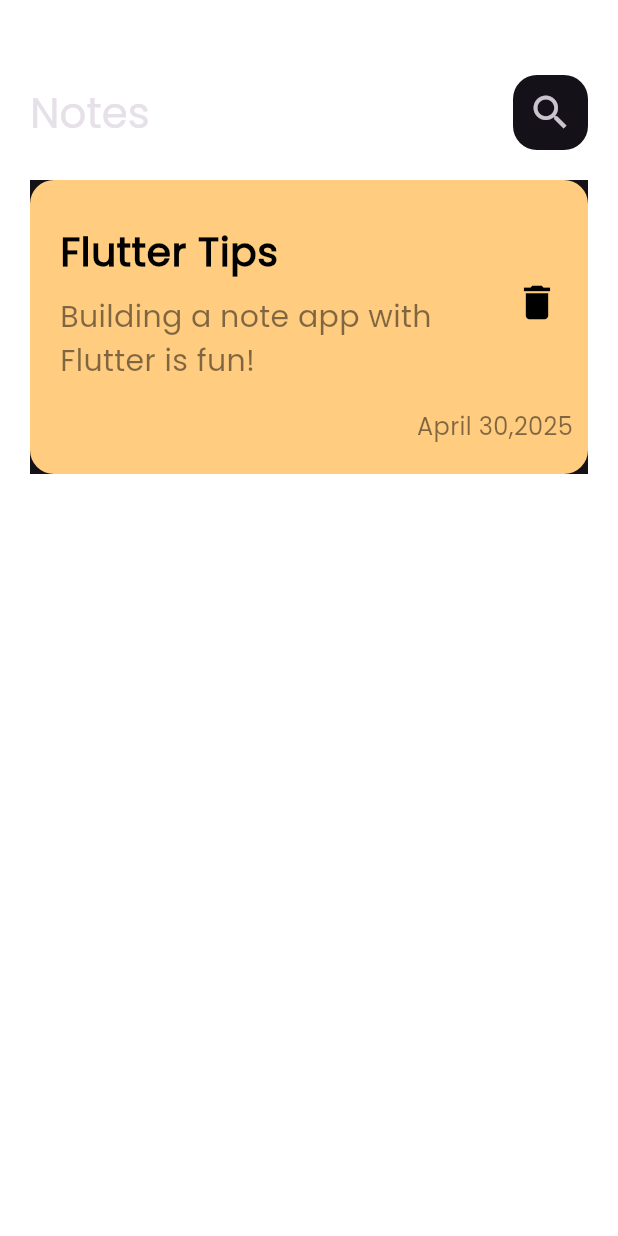
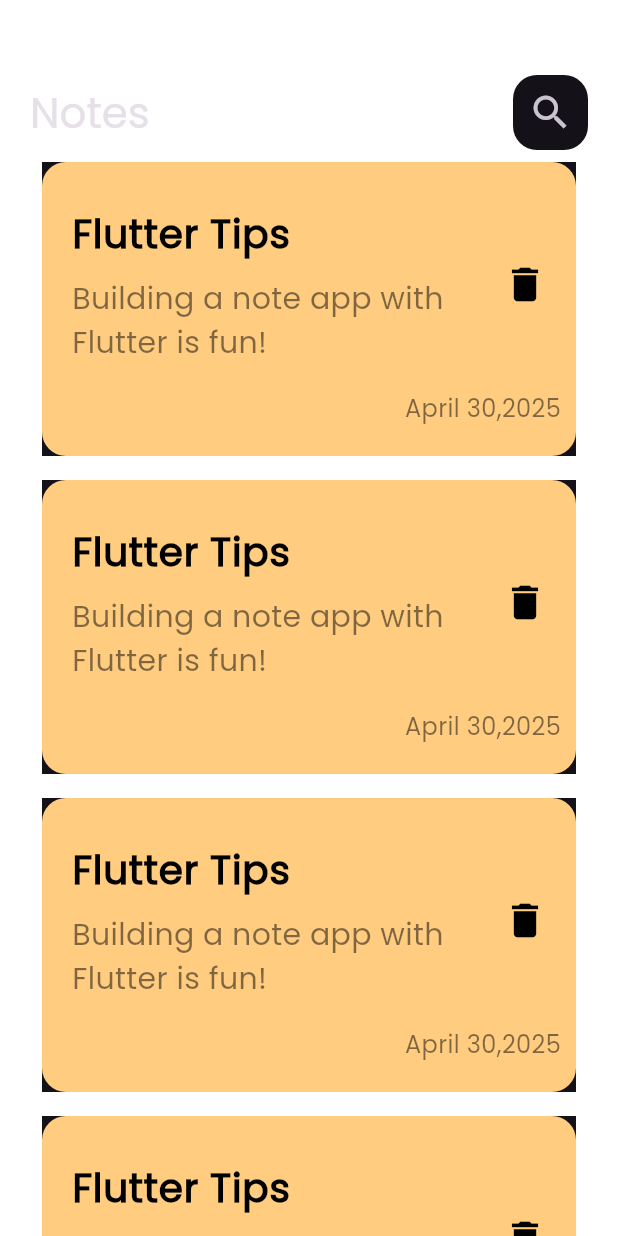
Before and after one commit to mohammedragp924/notes_app, a Flutter app: the screen it shows after launch, on a phone screen of 412 x 824 dp. Run offline on Flutter 3.47's test engine with Material 3 defaults, Android fonts, the phone set to English and light mode, and no system bars.

Commit message:
notes list view

```diff
--- a/lib/widgets/custom_note_item.dart
+++ b/lib/widgets/custom_note_item.dart
@@ -1,4 +1,6 @@
 import 'package:flutter/material.dart';
+// ignore_for_file: deprecated_member_use
+
 
 class NoteItem extends StatelessWidget {
   const NoteItem({super.key});
--- /dev/null
+++ b/lib/widgets/notes_list_view.dart
@@ -0,0 +1,15 @@
+import 'package:flutter/material.dart';
+import 'package:note_app/widgets/custom_note_item.dart';
+
+class NotesListView extends StatelessWidget {
+  const NotesListView({super.key});
+
+  @override
+  Widget build(BuildContext context) {
+    return ListView.builder(
+      itemBuilder: (context, index) {
+        return Padding(padding: const EdgeInsets.all(8.0), child: NoteItem());
+      },
+    );
+  }
+}
--- a/lib/widgets/notes_view_body.dart
+++ b/lib/widgets/notes_view_body.dart
@@ -1,7 +1,6 @@
 import 'package:flutter/material.dart';
 import 'package:note_app/widgets/custom_app_bar.dart';
-import 'package:note_app/widgets/custom_note_item.dart';
-// ignore_for_file: deprecated_member_use
+import 'package:note_app/widgets/notes_list_view.dart';
 
 class NotesViewBody extends StatelessWidget {
   const NotesViewBody({super.key});
@@ -11,7 +10,7 @@ class NotesViewBody extends StatelessWidget {
     return Padding(
       padding: const EdgeInsets.only(top: 50.0, left: 20.0, right: 20.0),
       child: Column(
-        children: [CustomAppBar(), SizedBox(height: 20), NoteItem()],
+        children: [CustomAppBar(), const Expanded(child: NotesListView())],
       ),
     );
   }
```
